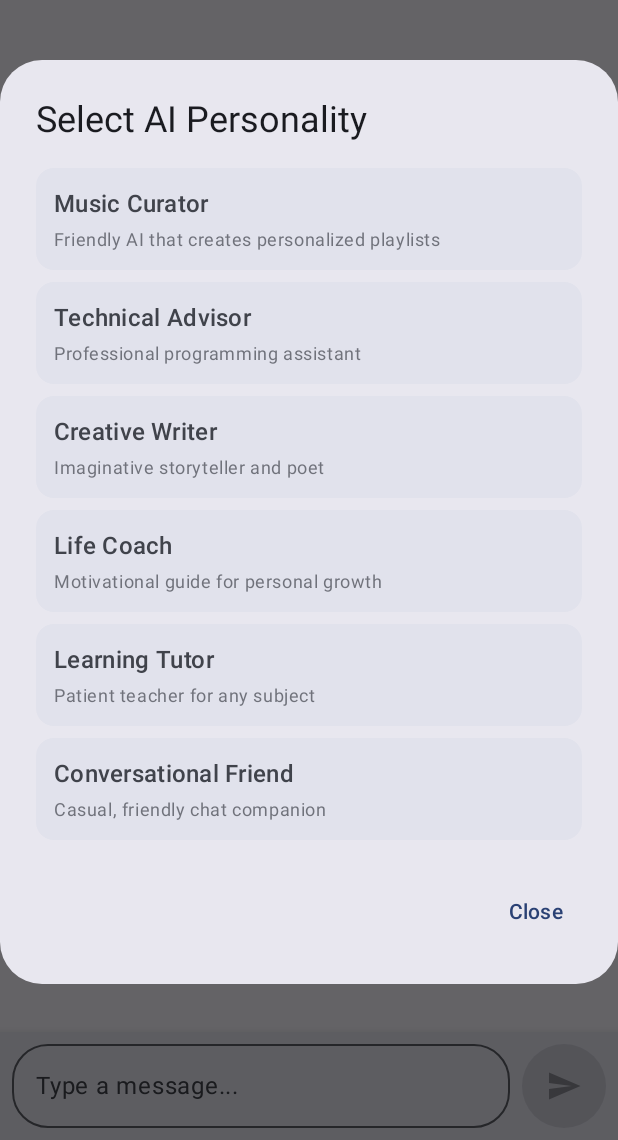
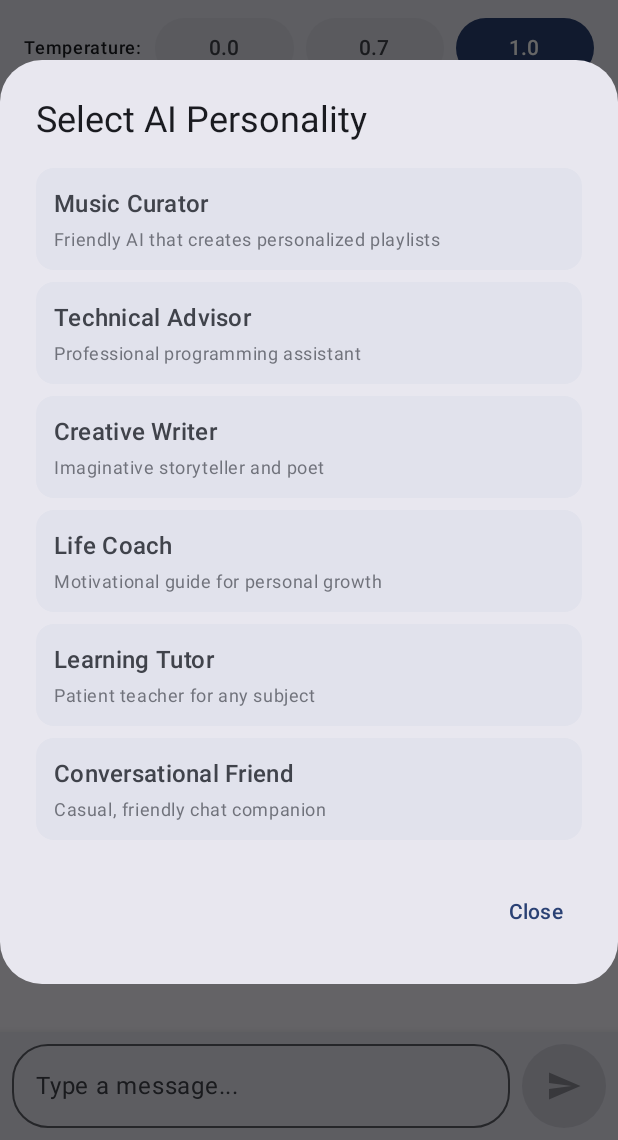
Before and after one commit to ch000se/ChatAgent, an Android app built with Jetpack Compose: the screen it shows after launch (MainActivity), after a tap on "Change System Prompt", on a phone screen of 412 x 824 dp, the part 96-1236 px from its top. Run offline under Robolectric (Android 15) with nearby library versions, the phone set to English and light mode, and no system bars; our stand-ins replace Dagger/Hilt's generated code; libraries missing offline, so code that uses them is left out: androidx.hilt.lifecycle.

Commit message:
feat: add temperature control for Claude API response

```diff
--- a/app/src/main/java/com/example/chatagent/data/remote/dto/ChatRequest.kt
+++ b/app/src/main/java/com/example/chatagent/data/remote/dto/ChatRequest.kt
@@ -9,8 +9,11 @@ data class ChatRequest(
     @SerializedName("max_tokens")
     val maxTokens: Int = 1024,
 
-    @SerializedName("system")
-    val system: String? = null,
+    @SerializedName("temperature")
+    val temperature: Double = 1.0,
+
+//    @SerializedName("system")
+//    val system: String? = null,
 
     @SerializedName("messages")
     val messages: List<MessageDto>
--- a/app/src/main/java/com/example/chatagent/data/repository/ChatRepositoryImpl.kt
+++ b/app/src/main/java/com/example/chatagent/data/repository/ChatRepositoryImpl.kt
@@ -72,12 +72,19 @@ class ChatRepositoryImpl @Inject constructor(
     """.trimIndent()
 
     private val _currentSystemPrompt = MutableStateFlow(defaultSystemPrompt)
+    private val _currentTemperature = MutableStateFlow(1.0)
 
     override fun setSystemPrompt(prompt: String) {
         _currentSystemPrompt.value = prompt
     }
 
     override fun getSystemPrompt(): StateFlow<String> = _currentSystemPrompt.asStateFlow()
+
+    override fun setTemperature(temperature: Double) {
+        _currentTemperature.value = temperature
+    }
+
+    override fun getTemperature(): StateFlow<Double> = _currentTemperature.asStateFlow()
 
     override fun clearConversationHistory() {
         conversationHistory.clear()
@@ -96,9 +103,10 @@ class ChatRepositoryImpl @Inject constructor(
             }
 
             val request = ChatRequest(
-                system = _currentSystemPrompt.value,
+//              system = _currentSystemPrompt.value,
                 messages = limitedHistory,
-                maxTokens = 2048
+                maxTokens = 2048,
+                temperature = _currentTemperature.value
             )
 
             val response = apiService.sendMessage(request)
--- a/app/src/main/java/com/example/chatagent/domain/repository/ChatRepository.kt
+++ b/app/src/main/java/com/example/chatagent/domain/repository/ChatRepository.kt
@@ -8,4 +8,6 @@ interface ChatRepository {
     fun setSystemPrompt(prompt: String)
     fun getSystemPrompt(): StateFlow<String>
     fun clearConversationHistory()
+    fun setTemperature(temperature: Double)
+    fun getTemperature(): StateFlow<Double>
 }
--- a/app/src/main/java/com/example/chatagent/presentation/chat/ChatScreen.kt
+++ b/app/src/main/java/com/example/chatagent/presentation/chat/ChatScreen.kt
@@ -118,6 +118,15 @@ fun ChatScreen(
                 .fillMaxSize()
                 .padding(paddingValues)
         ) {
+            TemperatureSelector(
+                currentTemperature = uiState.currentTemperature,
+                onTemperatureSelected = { temperature ->
+                    viewModel.setTemperature(temperature)
+                    viewModel.clearConversation()
+                },
+                enabled = !uiState.isLoading
+            )
+
             LazyColumn(
                 modifier = Modifier
                     .weight(1f)
@@ -147,6 +156,58 @@ fun ChatScreen(
                 onSendClick = viewModel::sendMessage,
                 enabled = !uiState.isLoading
             )
+        }
+    }
+}
+
+@Composable
+fun TemperatureSelector(
+    currentTemperature: Double,
+    onTemperatureSelected: (Double) -> Unit,
+    enabled: Boolean = true
+) {
+    Surface(
+        modifier = Modifier.fillMaxWidth(),
+        shadowElevation = 4.dp,
+        tonalElevation = 2.dp
+    ) {
+        Row(
+            modifier = Modifier
+                .fillMaxWidth()
+                .padding(horizontal = 16.dp, vertical = 8.dp),
+            horizontalArrangement = Arrangement.spacedBy(8.dp),
+            verticalAlignment = Alignment.CenterVertically
+        ) {
+            Text(
+                text = "Temperature:",
+                style = MaterialTheme.typography.labelMedium,
+                color = MaterialTheme.colorScheme.onSurface
+            )
+
+            listOf(0.0, 0.7, 1.0).forEach { temp ->
+                Button(
+                    onClick = { onTemperatureSelected(temp) },
+                    enabled = enabled,
+                    modifier = Modifier.weight(1f),
+                    colors = androidx.compose.material3.ButtonDefaults.buttonColors(
+                        containerColor = if (currentTemperature == temp) {
+                            MaterialTheme.colorScheme.primary
+                        } else {
+                            MaterialTheme.colorScheme.surfaceVariant
+                        },
+                        contentColor = if (currentTemperature == temp) {
+                            MaterialTheme.colorScheme.onPrimary
+                        } else {
+                            MaterialTheme.colorScheme.onSurfaceVariant
+                        }
+                    )
+                ) {
+                    Text(
+                        text = temp.toString(),
+                        style = MaterialTheme.typography.labelLarge
+                    )
+                }
+            }
         }
     }
 }
--- a/app/src/main/java/com/example/chatagent/presentation/chat/ChatUiState.kt
+++ b/app/src/main/java/com/example/chatagent/presentation/chat/ChatUiState.kt
@@ -6,5 +6,6 @@ data class ChatUiState(
     val messages: List<Message> = emptyList(),
     val isLoading: Boolean = false,
     val error: String? = null,
-    val inputText: String = ""
+    val inputText: String = "",
+    val currentTemperature: Double = 1.0
 )
--- a/app/src/main/java/com/example/chatagent/presentation/chat/ChatViewModel.kt
+++ b/app/src/main/java/com/example/chatagent/presentation/chat/ChatViewModel.kt
@@ -24,6 +24,7 @@ class ChatViewModel @Inject constructor(
     val uiState: StateFlow<ChatUiState> = _uiState.asStateFlow()
 
     val currentSystemPrompt: StateFlow<String> = chatRepository.getSystemPrompt()
+    val currentTemperature: StateFlow<Double> = chatRepository.getTemperature()
 
     fun onInputTextChanged(text: String) {
         _uiState.update { it.copy(inputText = text) }
@@ -77,6 +78,11 @@ class ChatViewModel @Inject constructor(
         chatRepository.setSystemPrompt(prompt)
     }
 
+    fun setTemperature(temperature: Double) {
+        chatRepository.setTemperature(temperature)
+        _uiState.update { it.copy(currentTemperature = temperature) }
+    }
+
     fun clearConversation() {
         chatRepository.clearConversationHistory()
         _uiState.update { it.copy(messages = emptyList()) }
```
